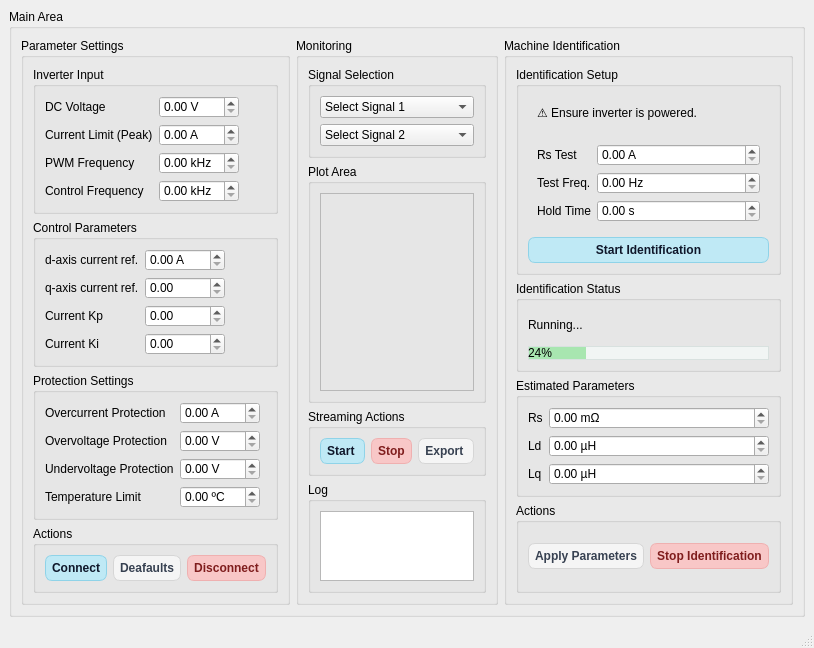
Above: pantalla/main_window.ui from Albadlhm5/Low-Voltage-Inverter-App before the change. Below: the same form after it.
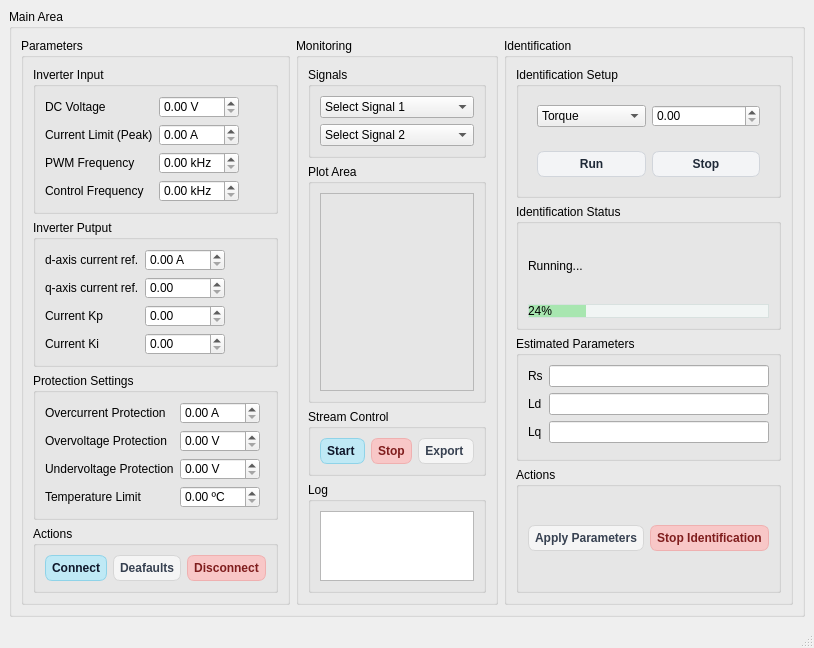
That is the form after the change.

Commit message: Versión avanzada de la interface

```diff
--- a/pantalla/main_window.ui
+++ b/pantalla/main_window.ui
@@ -118,7 +118,7 @@
        <item>
         <widget class="QGroupBox" name="groupBox_5">
          <property name="title">
-          <string>Parameter Settings</string>
+          <string>Parameters</string>
          </property>
          <layout class="QVBoxLayout" name="verticalLayout_2">
           <item>
@@ -213,7 +213,7 @@
           <item>
            <widget class="QGroupBox" name="groupBox_8">
             <property name="title">
-             <string>Control Parameters</string>
+             <string>Inverter Putput</string>
             </property>
             <layout class="QFormLayout" name="formLayout_2">
              <item row="0" column="0">
@@ -421,7 +421,7 @@
           <item>
            <widget class="QGroupBox" name="groupBox_13">
             <property name="title">
-             <string>Signal Selection</string>
+             <string>Signals</string>
             </property>
             <layout class="QVBoxLayout" name="verticalLayout_4">
              <item>
@@ -547,7 +547,7 @@
           <item>
            <widget class="QGroupBox" name="groupBox_11">
             <property name="title">
-             <string>Streaming Actions</string>
+             <string>Stream Control</string>
             </property>
             <layout class="QHBoxLayout" name="horizontalLayout_3">
              <item>
@@ -592,7 +592,7 @@
        <item>
         <widget class="QGroupBox" name="groupBox_3">
          <property name="title">
-          <string>Machine Identification</string>
+          <string>Identification</string>
          </property>
          <layout class="QVBoxLayout" name="verticalLayout_7">
           <item>
@@ -603,81 +603,47 @@
             <layout class="QVBoxLayout" name="verticalLayout_8">
              <item>
               <widget class="QWidget" name="widget" native="true">
-               <layout class="QVBoxLayout" name="verticalLayout_9">
+               <layout class="QHBoxLayout" name="horizontalLayout_5">
                 <item>
-                 <widget class="QLabel" name="label_13">
-                  <property name="sizePolicy">
-                   <sizepolicy hsizetype="Expanding" vsizetype="Preferred">
-                    <horstretch>0</horstretch>
-                    <verstretch>0</verstretch>
-                   </sizepolicy>
-                  </property>
-                  <property name="text">
-                   <string>⚠ Ensure inverter is powered.</string>
-                  </property>
-                  <property name="wordWrap">
-                   <bool>true</bool>
-                  </property>
+                 <widget class="QComboBox" name="modeComboBox">
+                  <item>
+                   <property name="text">
+                    <string>Torque</string>
+                   </property>
+                  </item>
+                  <item>
+                   <property name="text">
+                    <string>Speed</string>
+                   </property>
+                  </item>
                  </widget>
                 </item>
+                <item>
+                 <widget class="QDoubleSpinBox" name="modeValueSpinBox"/>
+                </item>
                </layout>
               </widget>
              </item>
              <item>
               <widget class="QWidget" name="widget_2" native="true">
-               <layout class="QFormLayout" name="formLayout_5">
-                <item row="0" column="1">
-                 <widget class="QDoubleSpinBox" name="doubleSpinBox_13">
-                  <property name="suffix">
-                   <string> A</string>
-                  </property>
-                 </widget>
-                </item>
-                <item row="1" column="1">
-                 <widget class="QDoubleSpinBox" name="doubleSpinBox_14">
-                  <property name="suffix">
-                   <string> Hz</string>
-                  </property>
-                 </widget>
-                </item>
-                <item row="2" column="1">
-                 <widget class="QDoubleSpinBox" name="doubleSpinBox_15">
-                  <property name="suffix">
-                   <string> s</string>
-                  </property>
-                 </widget>
-                </item>
-                <item row="2" column="0">
-                 <widget class="QLabel" name="label_19">
+               <layout class="QHBoxLayout" name="horizontalLayout_6">
+                <item>
+                 <widget class="QPushButton" name="runButton">
                   <property name="text">
-                   <string>Hold Time</string>
+                   <string>Run</string>
                   </property>
                  </widget>
                 </item>
-                <item row="1" column="0">
-                 <widget class="QLabel" name="label_18">
+                <item>
+                 <widget class="QPushButton" name="stopModeButton">
                   <property name="text">
-                   <string>Test Freq.</string>
-                  </property>
-                 </widget>
-                </item>
-                <item row="0" column="0">
-                 <widget class="QLabel" name="label_17">
-                  <property name="text">
-                   <string>Rs Test </string>
+                   <string>Stop</string>
                   </property>
                  </widget>
                 </item>
                </layout>
               </widget>
              </item>
-             <item>
-              <widget class="QPushButton" name="startIdentificationButton">
-               <property name="text">
-                <string>Start Identification</string>
-               </property>
-              </widget>
-             </item>
             </layout>
            </widget>
           </item>
@@ -717,13 +683,6 @@
                </property>
               </widget>
              </item>
-             <item row="0" column="1">
-              <widget class="QDoubleSpinBox" name="doubleSpinBox_16">
-               <property name="suffix">
-                <string> mΩ</string>
-               </property>
-              </widget>
-             </item>
              <item row="1" column="0">
               <widget class="QLabel" name="label_16">
                <property name="text">
@@ -738,19 +697,14 @@
                </property>
               </widget>
              </item>
+             <item row="0" column="1">
+              <widget class="QLineEdit" name="lineEdit"/>
+             </item>
              <item row="1" column="1">
-              <widget class="QDoubleSpinBox" name="doubleSpinBox_17">
-               <property name="suffix">
-                <string> µH</string>
-               </property>
-              </widget>
+              <widget class="QLineEdit" name="lineEdit_2"/>
              </item>
              <item row="2" column="1">
-              <widget class="QDoubleSpinBox" name="doubleSpinBox_18">
-               <property name="suffix">
-                <string> µH</string>
-               </property>
-              </widget>
+              <widget class="QLineEdit" name="lineEdit_3"/>
              </item>
             </layout>
            </widget>
```
